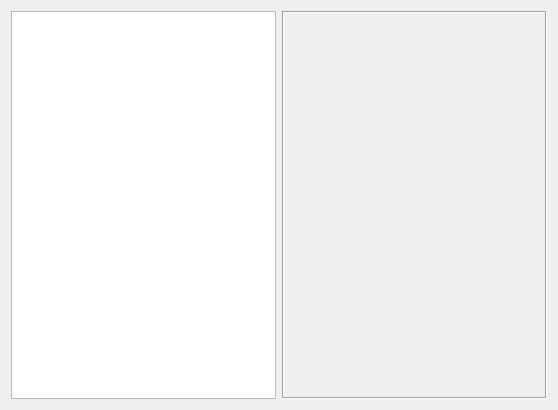
Before: the Qt Designer form client/forms/init.ui in Wolframe/wolfzilla, drawn with Qt 5.
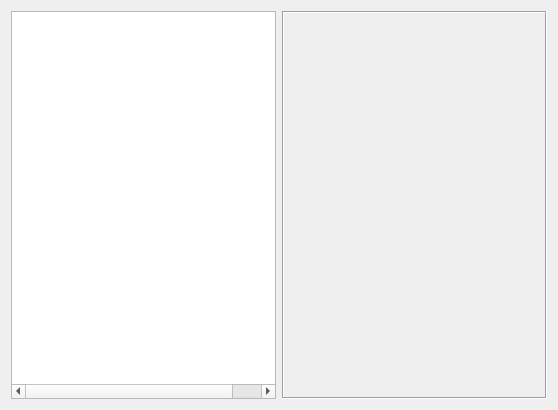
After: the same form once the commit is applied. Icons and pictures are not drawn.

The edit to the form file:
```diff
--- a/client/forms/init.ui
+++ b/client/forms/init.ui
@@ -46,6 +46,11 @@
        <string>text</string>
       </property>
      </column>
+     <column>
+      <property name="text">
+       <string>type</string>
+      </property>
+     </column>
      <column>
       <property name="text">
        <string>details</string>
```
Left out of the diff: 4 changed lines with no effect on the pictures.
